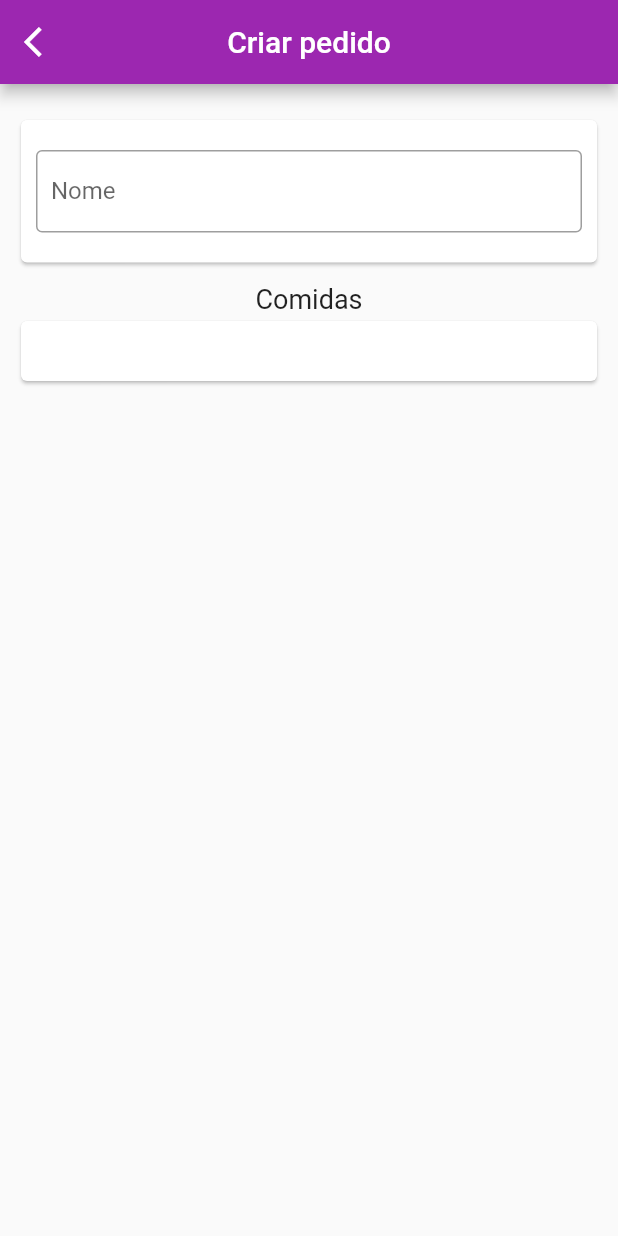
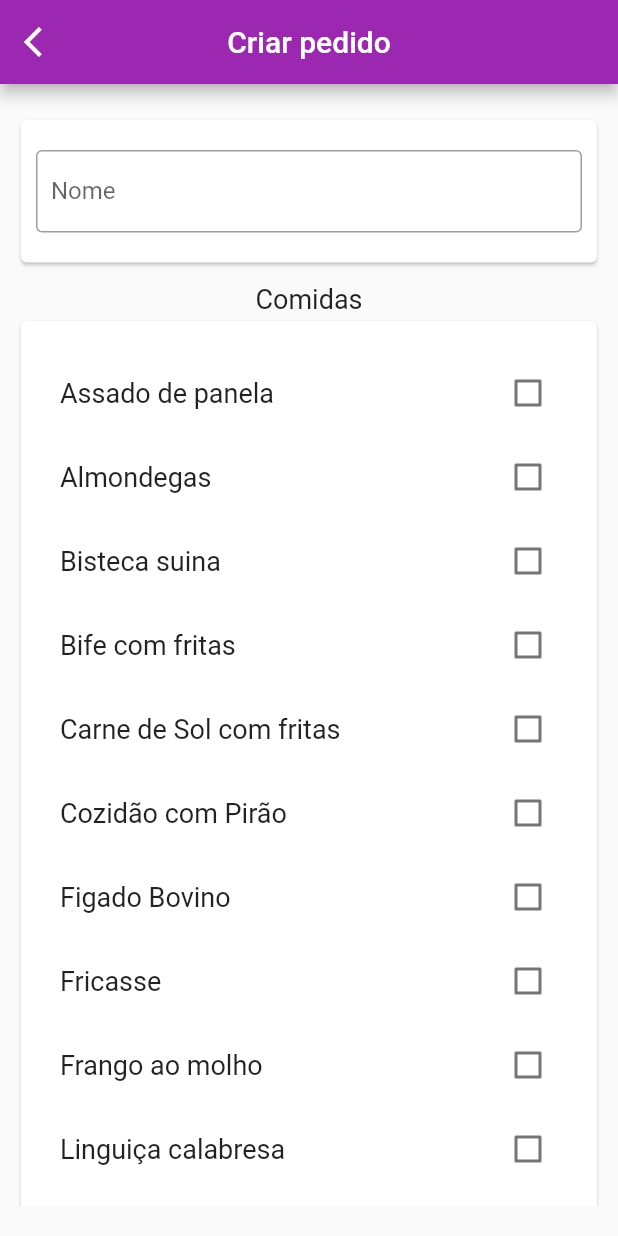
Before and after one commit to AnarcCode/BatistApp, a Flutter app: the AddFoodRequestPage screen opened by its route, on a phone screen of 412 x 824 dp. Run offline on Flutter 3.47's test engine with Material 2 defaults, Android fonts, the phone set to English and light mode, and no system bars; our stand-ins replace cloud_firestore, firebase_core, get; accounts and stored records are empty.

Commit message:
Finish ui of add food request

```diff
--- a/lib/ui/add_food_request_page.dart
+++ b/lib/ui/add_food_request_page.dart
@@ -1,3 +1,4 @@
+import 'package:batistapp/ui/widgets/food_item.dart';
 import 'package:flutter/material.dart';
 import 'package:get/get.dart';
 
@@ -8,6 +9,35 @@ class AddFoodRequestPage extends GetView<AddFoodRequestController> {
 
   @override
   Widget build(BuildContext context) {
+    final List<String> foods = [
+      'Assado de panela',
+      'Almondegas',
+      'Bisteca suina',
+      'Bife com fritas',
+      'Carne de Sol com fritas',
+      'Cozidão com Pirão',
+      'Figado Bovino',
+      'Fricasse',
+      'Frango ao molho',
+      'Linguiça calabresa',
+      'Peixe Frito',
+      'Peixe ao molho',
+      'Peito de frango assado',
+      'Peito de frango a milanesa',
+      'Pernil cozido',
+      'Strogonoff de frango',
+    ];
+
+    final List<String> juices = [
+      'Abacaxi',
+      'Acerola',
+      'Cajá',
+      'Caju',
+      'Goiaba',
+      'Tamarindo',
+      'Maracuja ',
+    ];
+
     return Scaffold(
       appBar: AppBar(
         title: const Text('Criar pedido'),
@@ -59,7 +89,85 @@ class AddFoodRequestPage extends GetView<AddFoodRequestController> {
                 child: Container(
                   margin:
                       const EdgeInsets.symmetric(horizontal: 10, vertical: 20),
+                  child: Column(
+                    children: [
+                      for (int i = 0; i < foods.length; i++)
+                        Obx(() {
+                          return FoodItem(
+                            food: foods[i],
+                            value: controller.foods.contains(foods[i]),
+                            onChanged: (bool? value) {
+                              if (value == true &&
+                                  !controller.foods.contains(foods[i])) {
+                                controller.foods.add(foods[i]);
+                              }
+                              if (value == false &&
+                                  controller.foods.contains(foods[i])) {
+                                controller.foods.remove(foods[i]);
+                              }
+                              print(controller.foods);
+                            },
+                          );
+                        }),
+                    ],
+                  ),
                 ),
+              ),
+              const SizedBox(
+                height: 10,
+              ),
+              const Text(
+                'Sucos',
+                style: TextStyle(fontSize: 18),
+              ),
+              Card(
+                child: Container(
+                  margin:
+                      const EdgeInsets.symmetric(horizontal: 10, vertical: 20),
+                  child: Column(
+                    children: [
+                      for (int i = 0; i < juices.length; i++)
+                        Obx(() {
+                          return FoodItem(
+                            food: juices[i],
+                            value: controller.juices.contains(juices[i]),
+                            onChanged: (bool? value) {
+                              if (value == true &&
+                                  !controller.juices.contains(juices[i])) {
+                                controller.juices.add(juices[i]);
+                              }
+                              if (value == false &&
+                                  controller.juices.contains(juices[i])) {
+                                controller.juices.remove(juices[i]);
+                              }
+                              print(controller.juices);
+                            },
+                          );
+                        }),
+                    ],
+                  ),
+                ),
+              ),
+              const SizedBox(
+                height: 10,
+              ),
+              Container(
+                width: Get.height - 20,
+                height: Get.height * 0.075,
+                color: Colors.purple,
+                child: TextButton(
+                  onPressed: () {},
+                  child: const Text(
+                    'Confirmar pedido',
+                    style: TextStyle(
+                      fontSize: 18,
+                      color: Colors.white,
+                    ),
+                  ),
+                ),
+              ),
+              const SizedBox(
+                height: 10,
               ),
             ],
           ),
--- /dev/null
+++ b/lib/ui/widgets/food_item.dart
@@ -0,0 +1,26 @@
+import 'package:flutter/material.dart';
+
+class FoodItem extends StatelessWidget {
+  final String food;
+  final bool value;
+  final void Function(bool?)? onChanged;
+
+  const FoodItem({
+    required this.food,
+    required this.value,
+    required this.onChanged,
+    super.key,
+  });
+
+  @override
+  Widget build(BuildContext context) {
+    return CheckboxListTile(
+      title: Text(
+        food,
+        style: const TextStyle(fontSize: 18),
+      ),
+      value: value,
+      onChanged: onChanged,
+    );
+  }
+}
```
